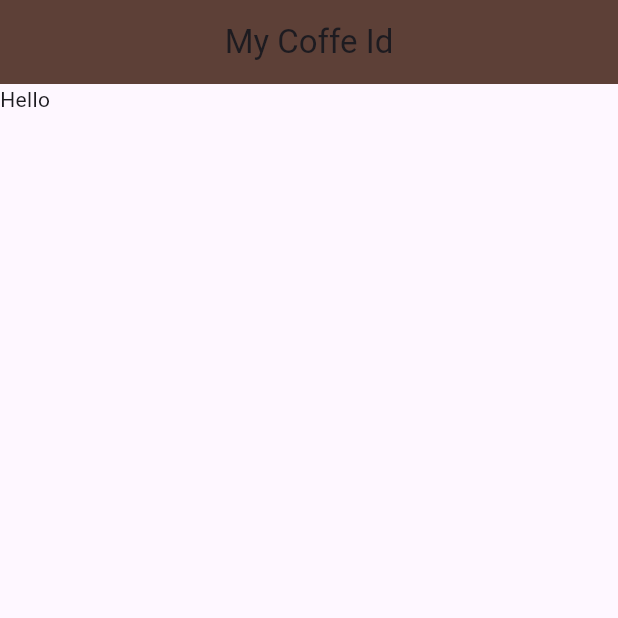
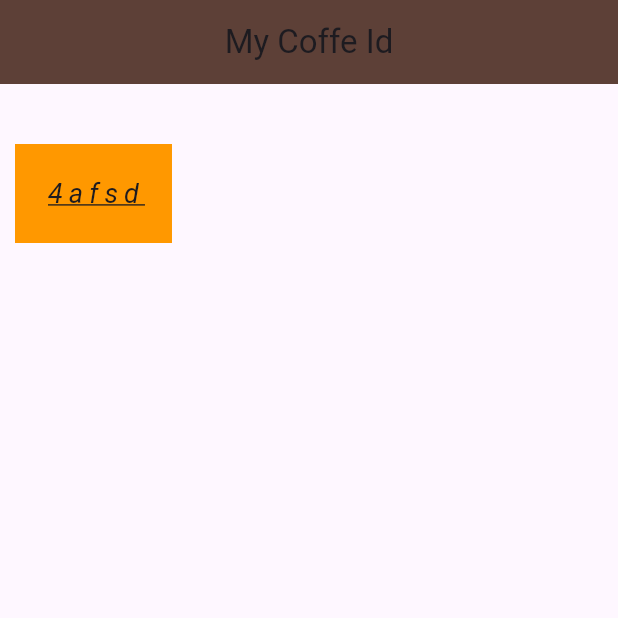
Before and after one commit to Gaurund/Coffee_Card, a Flutter app: the screen it shows after launch, on a phone screen of 412 x 824 dp, the top half of it. Run offline on Flutter 3.47's test engine with Material 3 defaults, Android fonts, the phone set to English and light mode, and no system bars.

Commit message:
Containers

```diff
--- a/lib/main.dart
+++ b/lib/main.dart
@@ -17,6 +17,19 @@ class Home extends StatelessWidget {
 
   @override
   Widget build(BuildContext context) {
-    return const Text('Hello');
+    return Container(
+      color: Colors.orange,
+      // width: 200,
+      // height: 100,
+      padding: const EdgeInsets.all(20),
+      margin: const EdgeInsets.fromLTRB(10, 40, 0, 0),
+      child: const Text('4afsd',
+          style: TextStyle(
+            fontSize: 18,
+            letterSpacing: 4,
+            decoration: TextDecoration.underline,
+            fontStyle: FontStyle.italic,
+          )),
+    );
   }
 }
```
